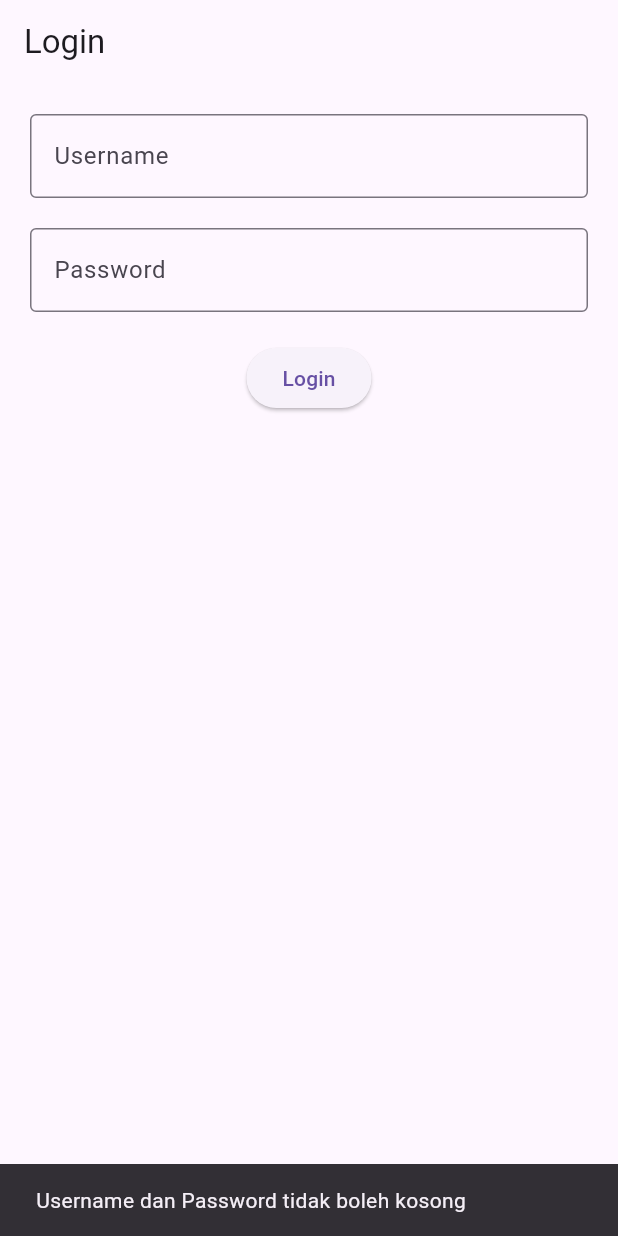
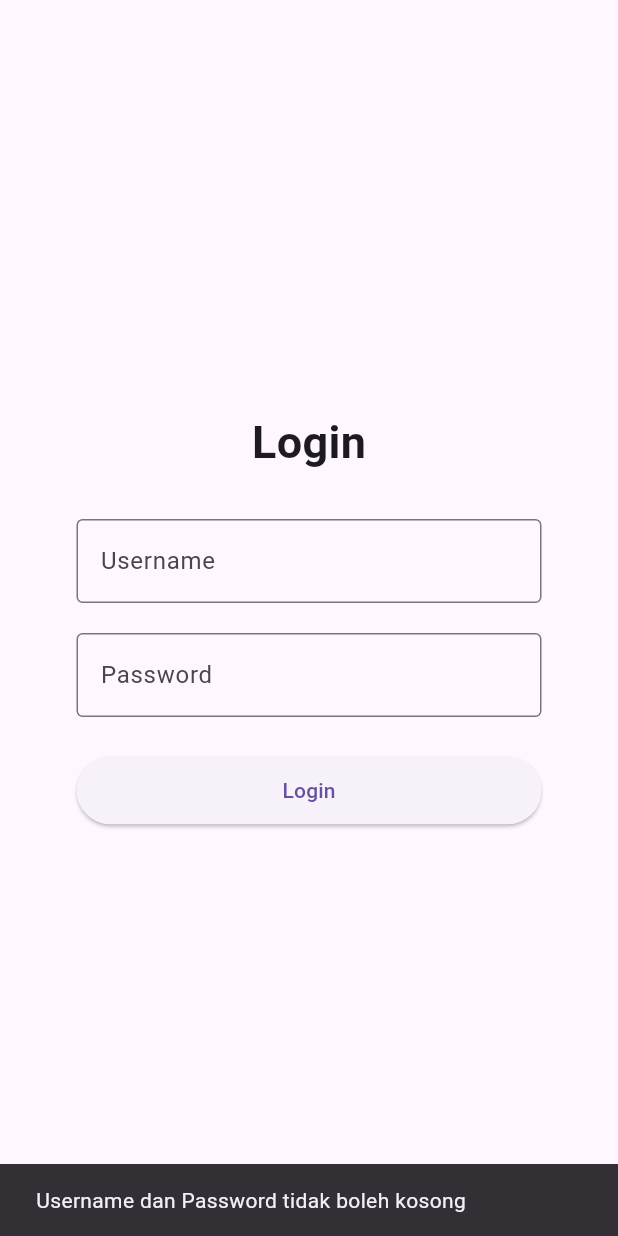
Before and after one commit to mrpanci/PemrogramanPerangkatBergerak, a Flutter app: the screen it shows after launch, after a tap on "Login", on a phone screen of 412 x 824 dp. Run offline on Flutter 3.47's test engine with Material 3 defaults, Android fonts, the phone set to English and light mode, and no system bars; our stand-ins replace shared_preferences; network calls fail.

Commit message:
Pertemuan 10 dan 11
Latihan membuat login session dan integrasi dengan database

```diff
--- a/latihan_api2/lib/main.dart
+++ b/latihan_api2/lib/main.dart
@@ -3,12 +3,17 @@ import 'package:shared_preferences/shared_preferences.dart';
 import 'dart:convert';
 import 'package:http/http.dart' as http;
 
-void main() {
-  runApp(const MyApp());
+void main() async {
+  WidgetsFlutterBinding.ensureInitialized();
+  SharedPreferences prefs = await SharedPreferences.getInstance();
+  bool isLogged = prefs.getString("username") != null;
+
+  runApp(MyApp(isLogged: isLogged));
 }
 
 class MyApp extends StatelessWidget {
-  const MyApp({super.key});
+  final bool isLogged;
+  const MyApp({super.key, required this.isLogged});
 
   @override
   Widget build(BuildContext context) {
@@ -16,12 +21,12 @@ class MyApp extends StatelessWidget {
       debugShowCheckedModeBanner: false,
       title: 'latihan_api2',
       theme: ThemeData(primarySwatch: Colors.blue),
-      home: const LoginPage(),
+      home: isLogged ? const UserListPage() : const LoginPage(),
     );
   }
 }
 
-//Login Page
+// Login Page
 class LoginPage extends StatefulWidget {
   const LoginPage({super.key});
 
@@ -41,55 +46,51 @@ class _LoginPageState extends State<LoginPage> {
   @override
   Widget build(BuildContext context) {
     return Scaffold(
-      appBar: AppBar(title: const Text("Login")),
-      body: Padding(
+      body: Center(
+        child: Container(
+          width: 350,
           padding: const EdgeInsets.all(20),
           child: Column(
+            mainAxisAlignment: MainAxisAlignment.center,
             children: [
+              const Text("Login", style: TextStyle(fontSize: 30, fontWeight: FontWeight.bold)),
+              const SizedBox(height: 30),
               TextField(
                 controller: usernameC,
-              decoration: const InputDecoration(
-                labelText: "Username",
-                border: OutlineInputBorder(),
-              ),
+                decoration: const InputDecoration(labelText: "Username", border: OutlineInputBorder()),
               ),
               const SizedBox(height: 20),
               TextField(
                 controller: passwordC,
                 obscureText: true,
-              decoration: const InputDecoration(
-                labelText: "Password",
-                border: OutlineInputBorder(),
+                decoration: const InputDecoration(labelText: "Password", border: OutlineInputBorder()),
               ),
-            ),
-            const SizedBox(height: 20),
+              const SizedBox(height: 25),
               ElevatedButton(
                 onPressed: () async {
                   if (usernameC.text.isEmpty || passwordC.text.isEmpty) {
                     ScaffoldMessenger.of(context).showSnackBar(
-                    const SnackBar(
-                      content: Text("Username dan Password tidak boleh kosong"),
-                    ),
+                      const SnackBar(content: Text("Username dan Password tidak boleh kosong")),
                     );
                     return;
                   }
 
                   await saveLogin();
-                Navigator.pushReplacement(
-                  context,
-                  MaterialPageRoute(builder: (_) => const UserListPage()),
-                );
+                  // ignore: use_build_context_synchronously
+                  Navigator.pushReplacement(context, MaterialPageRoute(builder: (_) => const UserListPage()));
                 },
+                style: ElevatedButton.styleFrom(minimumSize: const Size(double.infinity, 45)),
                 child: const Text("Login"),
-            )
+              ),
             ],
+          ),
         ),
       ),
     );
   }
 }
 
-// User List
+// User List Page
 class UserListPage extends StatefulWidget {
   const UserListPage({super.key});
 
@@ -100,14 +101,11 @@ class UserListPage extends StatefulWidget {
 class _UserListPageState extends State<UserListPage> {
   List users = [];
   bool isLoading = false;
+  String username = "";
 
   Future<void> fetchUsers() async {
     setState(() => isLoading = true);
-
-    final response = await http.get(
-      Uri.parse("https://jsonplaceholder.typicode.com/users"),
-    );
-
+    final response = await http.get(Uri.parse("https://jsonplaceholder.typicode.com/users"));
     if (response.statusCode == 200) {
       setState(() {
         users = json.decode(response.body);
@@ -121,22 +119,33 @@ class _UserListPageState extends State<UserListPage> {
     }
   }
 
+  Future<void> loadSession() async {
+    SharedPreferences prefs = await SharedPreferences.getInstance();
+    setState(() => username = prefs.getString("username") ?? "");
+  }
+
+  Future<void> logout() async {
+    SharedPreferences prefs = await SharedPreferences.getInstance();
+    await prefs.clear();
+    // ignore: use_build_context_synchronously
+    Navigator.pushReplacement(context, MaterialPageRoute(builder: (_) => const LoginPage()));
+  }
+
   @override
   void initState() {
     super.initState();
     fetchUsers();
+    loadSession();
   }
 
   @override
   Widget build(BuildContext context) {
     return Scaffold(
       appBar: AppBar(
-        title: const Text("Daftar Pengguna"),
+        title: Text("Halo, $username 👋"),
         actions: [
-          IconButton(
-            icon: const Icon(Icons.refresh),
-            onPressed: fetchUsers,
-          ),
+          IconButton(onPressed: fetchUsers, icon: const Icon(Icons.refresh)),
+          IconButton(onPressed: logout, icon: const Icon(Icons.logout)),
         ],
       ),
       body: isLoading
@@ -146,15 +155,10 @@ class _UserListPageState extends State<UserListPage> {
               itemBuilder: (context, index) {
                 final u = users[index];
                 return Card(
-                  margin: const EdgeInsets.symmetric(
-                    vertical: 5,
-                    horizontal: 10,
-                  ),
                   child: ListTile(
                     title: Text(u['name']),
-                    subtitle: Text(
-                      "${u['email']} • ${u['address']['city']}",
-                    ),
+                    subtitle: Text("${u['email']} • ${u['address']['city']}"),
+                    trailing: const Icon(Icons.chevron_right),
                   ),
                 );
               },
```
Lines whose indentation alone changed are shown as unchanged.
